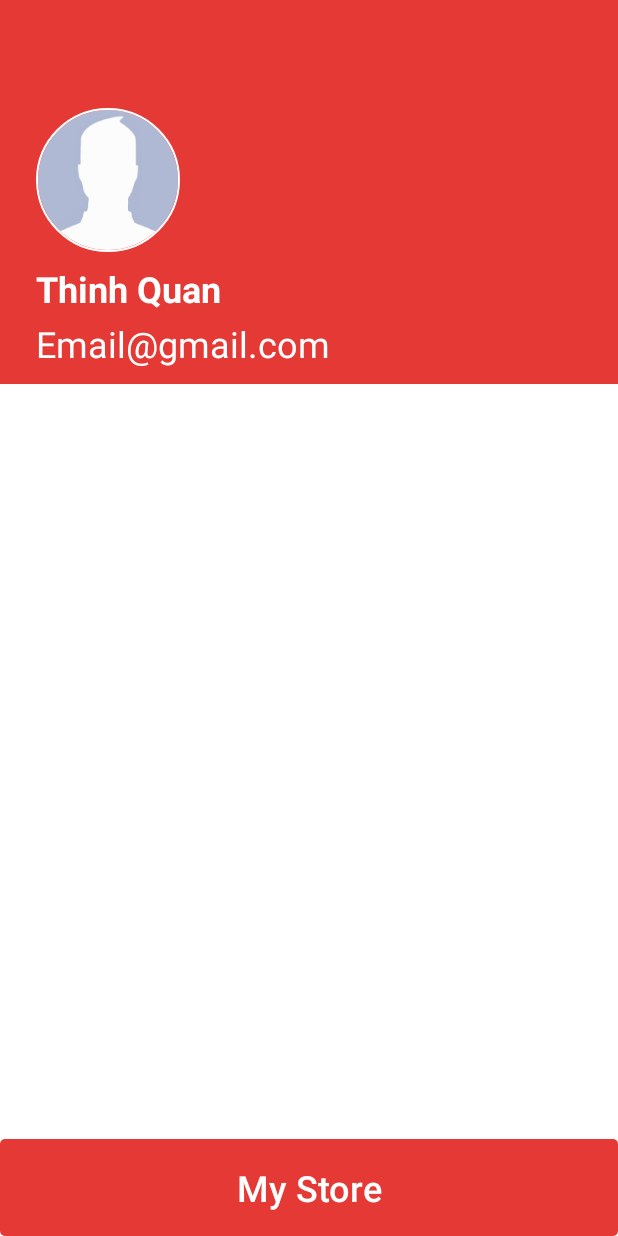
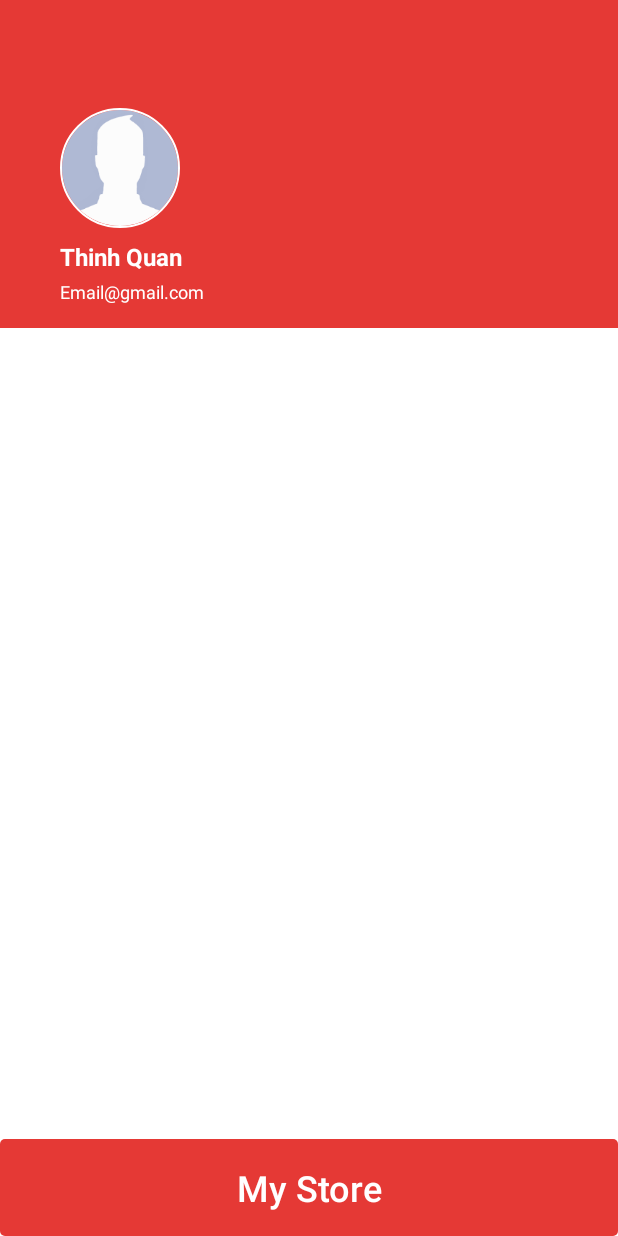
Before and after one commit to thinhuet/NiteFoodie, an Android app: the layout account_fragment.xml on its own in the app's theme, with its tools: preview values and no code run, on a phone screen of 412 x 824 dp. Run offline under Robolectric (Android 15) with nearby library versions, the phone set to English and light mode, and no system bars.

Commit message:
init account fragment

```diff
--- a/app/src/main/res/layout/account_fragment.xml
+++ b/app/src/main/res/layout/account_fragment.xml
@@ -18,16 +18,16 @@
 
     <LinearLayout
         android:layout_width="match_parent"
-        android:layout_height="200dp"
+        android:layout_height="wrap_content"
         android:layout_below="@+id/toolbar"
         android:background="@color/colorPrimary"
         android:orientation="vertical"
-        android:paddingTop="16dp">
+        android:padding="16dp">
 
         <de.hdodenhof.circleimageview.CircleImageView
             android:id="@+id/iv_user_avatar"
-            android:layout_width="96dp"
-            android:layout_height="96dp"
+            android:layout_width="80dp"
+            android:layout_height="80dp"
             android:layout_gravity="left"
             android:layout_marginLeft="24dp"
             android:scaleType="centerCrop"
@@ -43,7 +43,7 @@
             android:layout_marginTop="8dp"
             android:text="Thinh Quan"
             android:textColor="@color/white"
-            android:textSize="24sp"
+            android:textSize="16sp"
             android:textStyle="bold" />
 
         <TextView
@@ -54,7 +54,7 @@
             android:layout_marginTop="4dp"
             android:text="Email@gmail.com"
             android:textColor="@color/white"
-            android:textSize="24sp" />
+            android:textSize="12sp" />
     </LinearLayout>
 
     <Button
```
